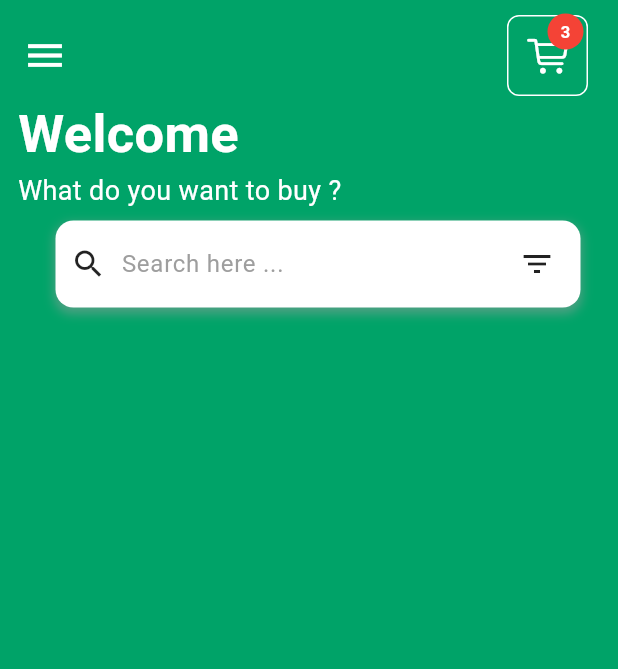
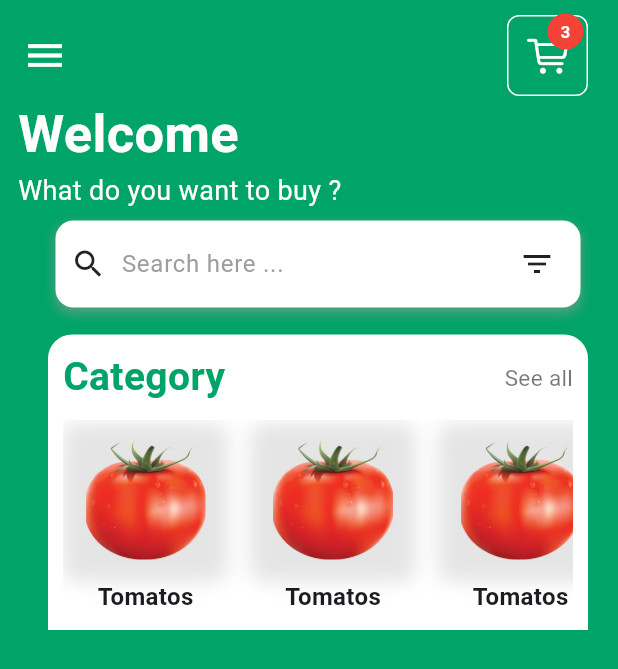
Before and after one commit to ayhem8hamdi/Shop_App, a Flutter app: the HomeScreen screen opened by its route, on a phone screen of 412 x 824 dp. Shown: the top 669 px of the screen. Run offline on Flutter 3.47's test engine with Material 3 defaults, Android fonts, the phone set to English and light mode, and no system bars; our stand-ins replace dio.

Commit message:
Change Category Item & Category Builder

```diff
--- a/lib/Views/home_screen.dart
+++ b/lib/Views/home_screen.dart
@@ -1,7 +1,10 @@
+import 'package:flutter/cupertino.dart';
 import 'package:flutter/material.dart';
 import 'package:flutter/widgets.dart';
+import 'package:shopp_app/Widgets/category_item_builder.dart';
 
 import 'package:shopp_app/Widgets/custom_appbar.dart';
+import 'package:shopp_app/Widgets/custom_category_item.dart';
 import 'package:shopp_app/Widgets/custom_search_bar.dart';
 import 'package:shopp_app/constants.dart';
 
@@ -21,24 +24,73 @@ class HomeScreen extends StatelessWidget {
               const CustomAppBar(),
               Container(
                 padding: const EdgeInsets.only(left: 12),
-                child: const Column(
+                child: Column(
                   crossAxisAlignment: CrossAxisAlignment.start,
                   children: [
-                    Text(
+                    const Text(
                       'Welcome',
                       style: TextStyle(
                           fontWeight: FontWeight.bold,
                           fontSize: 35,
                           color: Colors.white),
                     ),
-                    Text(
+                    const Text(
                       'What do you want to buy ?',
                       style: TextStyle(fontSize: 18, color: Colors.white),
                     ),
-                    SizedBox(
+                    const SizedBox(
                       height: 7,
                     ),
-                    CustomSearchBar()
+                    const CustomSearchBar(),
+                    const SizedBox(
+                      height: 8,
+                    ),
+                    Container(
+                      padding: const EdgeInsets.symmetric(horizontal: 10),
+                      width: double.infinity,
+                      margin: const EdgeInsets.symmetric(
+                          horizontal: 20, vertical: 10),
+                      decoration: const BoxDecoration(
+                        color: Colors.white,
+                        borderRadius: BorderRadius.only(
+                          topLeft: Radius.circular(16),
+                          topRight: Radius.circular(16),
+                        ),
+                      ),
+                      child: Column(
+                        crossAxisAlignment: CrossAxisAlignment.start,
+                        children: [
+                          const SizedBox(
+                            height: 10,
+                          ),
+                          Row(
+                            mainAxisAlignment: MainAxisAlignment.spaceBetween,
+                            children: [
+                              Text(
+                                'Category',
+                                style: TextStyle(
+                                  color: kPrimaryColor,
+                                  fontSize: 26,
+                                  fontWeight: FontWeight.bold,
+                                ),
+                              ),
+                              const Text(
+                                'See all',
+                                style: TextStyle(
+                                  color: Colors.black54,
+                                  fontSize: 15,
+                                ),
+                              ),
+                            ],
+                          ),
+                          const SizedBox(height: 10),
+                          const SizedBox(
+                            height: 140,
+                            child: CustomListViewBuilder(),
+                          ),
+                        ],
+                      ),
+                    )
                   ],
                 ),
               )
--- /dev/null
+++ b/lib/Widgets/category_item_builder.dart
@@ -0,0 +1,18 @@
+import 'package:flutter/material.dart';
+import 'package:shopp_app/Widgets/custom_category_item.dart';
+
+class CustomListViewBuilder extends StatelessWidget {
+  const CustomListViewBuilder({
+    super.key,
+  });
+
+  @override
+  Widget build(BuildContext context) {
+    return ListView.builder(
+      scrollDirection: Axis.horizontal,
+      itemCount: 10,
+      itemBuilder: (context, index) =>
+          const CustomCategory(image: 'Assets/Images/5.png'),
+    );
+  }
+}
--- /dev/null
+++ b/lib/Widgets/custom_category_item.dart
@@ -0,0 +1,60 @@
+import 'package:flutter/material.dart';
+
+class CustomCategory extends StatelessWidget {
+  const CustomCategory({
+    super.key,
+    required this.image,
+  });
+
+  final String image;
+
+  @override
+  Widget build(BuildContext context) {
+    return Padding(
+      padding: const EdgeInsets.all(8.0),
+      child: Row(
+        children: [
+          Column(
+            crossAxisAlignment: CrossAxisAlignment.center,
+            children: [
+              Container(
+                padding: const EdgeInsets.symmetric(horizontal: 7, vertical: 5),
+                decoration: BoxDecoration(
+                  borderRadius: BorderRadius.circular(10),
+                  boxShadow: [
+                    BoxShadow(
+                      color: Colors.black.withOpacity(0.1),
+                      spreadRadius: 8,
+                      blurRadius: 10,
+                      offset: const Offset(0, 2),
+                    ),
+                  ],
+                ),
+                child: ClipRRect(
+                  borderRadius: BorderRadius.circular(10),
+                  child: Image.asset(
+                    image,
+                    width: 80,
+                    height: 80,
+                    fit: BoxFit.cover,
+                  ),
+                ),
+              ),
+              const SizedBox(height: 8),
+              const Text(
+                'Tomatos',
+                style: TextStyle(
+                  fontWeight: FontWeight.bold,
+                  fontSize: 16,
+                ),
+              ),
+            ],
+          ),
+          const SizedBox(
+            width: 15,
+          ),
+        ],
+      ),
+    );
+  }
+}
```
Also changed, not shown: lib/Widgets/categorybuilder.dart (deleted, +0 -24 lines), lib/Widgets/catgory_item.dart (deleted, +0 -70 lines), Assets/Images/5.png (added).
